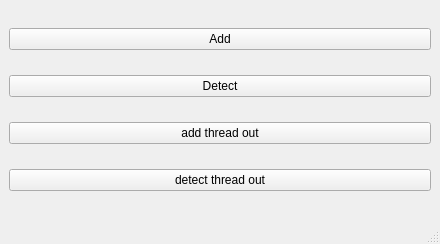
Before: the Qt Designer form project_GUI/mainwindow.ui in Cecilia-Xi/Realtime_Group24, drawn with Qt 5.
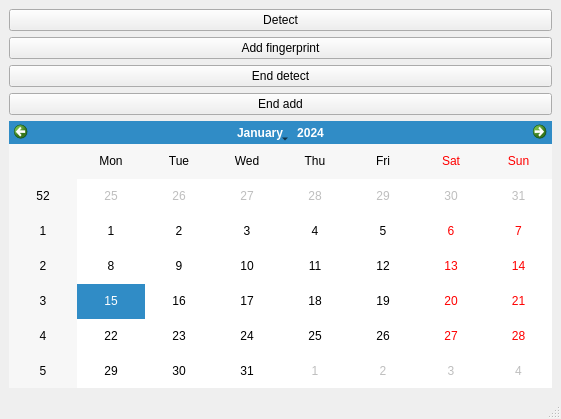
After: the same form once the commit is applied.

Diff of the .ui file:
```diff
--- a/project_GUI/mainwindow.ui
+++ b/project_GUI/mainwindow.ui
@@ -6,43 +6,46 @@
    <rect>
     <x>0</x>
     <y>0</y>
-    <width>440</width>
-    <height>244</height>
+    <width>561</width>
+    <height>419</height>
    </rect>
   </property>
   <property name="windowTitle">
    <string>MainWindow</string>
   </property>
   <widget class="QWidget" name="centralwidget">
-   <layout class="QGridLayout" name="gridLayout">
-    <item row="0" column="0">
-     <widget class="QPushButton" name="pushButton_2">
-      <property name="text">
-       <string>Add</string>
-      </property>
-     </widget>
-    </item>
-    <item row="1" column="0">
+   <layout class="QVBoxLayout" name="verticalLayout">
+    <item>
      <widget class="QPushButton" name="pushButton">
       <property name="text">
        <string>Detect</string>
       </property>
      </widget>
     </item>
-    <item row="2" column="0">
-     <widget class="QPushButton" name="pushButton_4">
+    <item>
+     <widget class="QPushButton" name="pushButton_2">
       <property name="text">
-       <string>add thread out</string>
+       <string>Add fingerprint</string>
       </property>
      </widget>
     </item>
-    <item row="3" column="0">
+    <item>
      <widget class="QPushButton" name="pushButton_3">
       <property name="text">
-       <string>detect thread out</string>
+       <string>End detect</string>
       </property>
      </widget>
     </item>
+    <item>
+     <widget class="QPushButton" name="pushButton_4">
+      <property name="text">
+       <string>End add</string>
+      </property>
+     </widget>
+    </item>
+    <item>
+     <widget class="QCalendarWidget" name="calendarWidget"/>
+    </item>
    </layout>
   </widget>
   <widget class="QMenuBar" name="menubar">
```
Left out of the diff: 6 changed lines with no effect on the pictures.
